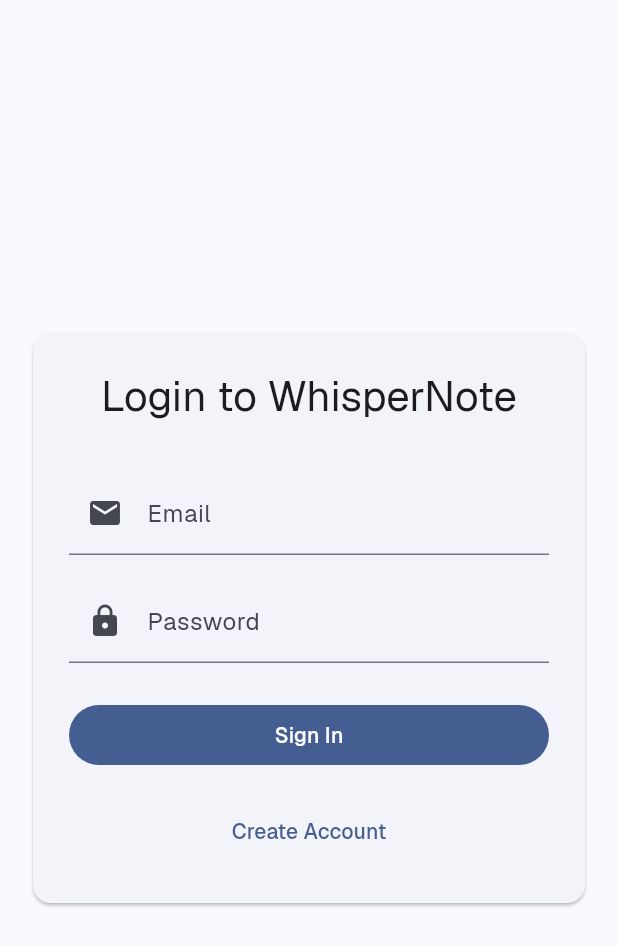
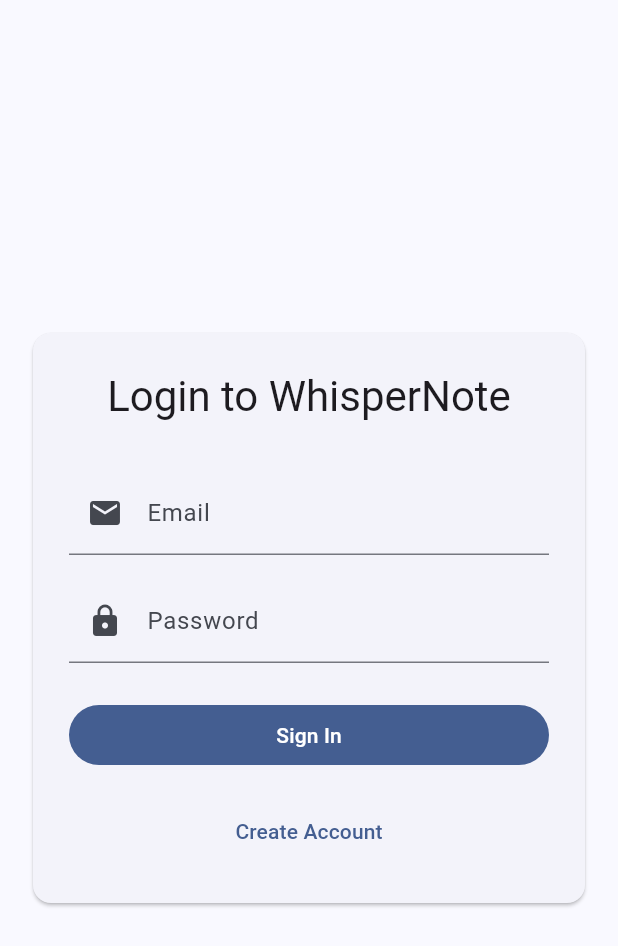
Before and after one commit to Buildathonzx/whisperrnote, a Flutter app: the screen it shows after launch, on a phone screen of 412 x 824 dp. Shown: the top 946 px of the screen. Run offline on Flutter 3.47's test engine with Material 3 defaults, Android fonts, the phone set to English and light mode, and no system bars; drawn by our look-alikes of flutter_animate; our stand-ins replace flutter_markdown, flutter_riverpod, go_router, google_fonts, shared_preferences.

Commit message:
🔀 Merge auth/login_screen.

```diff
--- a/apps/lib/features/auth/login_screen.dart
+++ b/apps/lib/features/auth/login_screen.dart
@@ -25,16 +25,16 @@ class LoginScreen extends StatelessWidget {
                     textAlign: TextAlign.center,
                   ).animate().fadeIn().slideY(begin: -0.2),
                   const SizedBox(height: 32),
-                  TextField(
-                    decoration: const InputDecoration(
+                  const TextField(
+                    decoration: InputDecoration(
                       labelText: 'Email',
                       prefixIcon: Icon(Icons.email),
                     ),
                   ).animate().fadeIn().slideX(begin: -0.2, delay: 200.ms),
                   const SizedBox(height: 16),
-                  TextField(
+                  const TextField(
                     obscureText: true,
-                    decoration: const InputDecoration(
+                    decoration: InputDecoration(
                       labelText: 'Password',
                       prefixIcon: Icon(Icons.lock),
                     ),
--- a/apps/lib/features/settings/settings_screen.dart
+++ b/apps/lib/features/settings/settings_screen.dart
@@ -1,6 +1,7 @@
 import 'package:flutter/material.dart';
 import 'package:flutter_animate/flutter_animate.dart';
 import 'package:flutter_riverpod/flutter_riverpod.dart';
+import 'package:whisperrnote_app/main.dart'; // Added to access themeProvider
 
 class SettingsScreen extends ConsumerStatefulWidget {
   const SettingsScreen({super.key});
--- a/apps/lib/main.dart
+++ b/apps/lib/main.dart
@@ -2,7 +2,7 @@ import 'package:flutter/material.dart';
 import 'package:flutter_riverpod/flutter_riverpod.dart';
 import 'package:google_fonts/google_fonts.dart';
 import 'package:shared_preferences/shared_preferences.dart';
-import 'router.dart';
+import 'package:whisperrnote_app/router.dart';
 
 final themeProvider = StateNotifierProvider<ThemeNotifier, ThemeMode>((ref) {
   return ThemeNotifier();
@@ -47,7 +47,8 @@ class WhisperNoteApp extends ConsumerWidget {
           seedColor: const Color(0xFF3B82F6),
           secondary: const Color(0xFFEC4899),
         ),
-        textTheme: GoogleFonts.geistTextTheme(),
+        textTheme:
+            GoogleFonts.getTextTheme('Roboto', ThemeData.light().textTheme),
         appBarTheme: const AppBarTheme(
           centerTitle: false,
           elevation: 0,
@@ -60,7 +61,8 @@ class WhisperNoteApp extends ConsumerWidget {
           secondary: const Color(0xFFEC4899),
           brightness: Brightness.dark,
         ),
-        textTheme: GoogleFonts.geistTextTheme(ThemeData.dark().textTheme),
+        textTheme:
+            GoogleFonts.getTextTheme('Roboto', ThemeData.dark().textTheme),
         appBarTheme: const AppBarTheme(
           centerTitle: false,
           elevation: 0,
```
